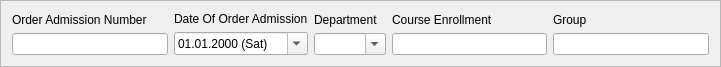
This is frameaddorderadmission.ui in sadovskiy/sysman as Qt 5 draws it before an edit. The edited form follows.
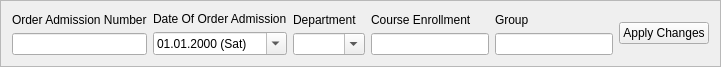
This is the edited form.

Diff of the .ui file:
```diff
--- a/frameaddorderadmission.ui
+++ b/frameaddorderadmission.ui
@@ -101,6 +101,13 @@
      </item>
     </layout>
    </item>
+   <item row="0" column="5">
+    <widget class="QPushButton" name="pushButton">
+     <property name="text">
+      <string>Apply Changes</string>
+     </property>
+    </widget>
+   </item>
   </layout>
  </widget>
  <resources/>
```
